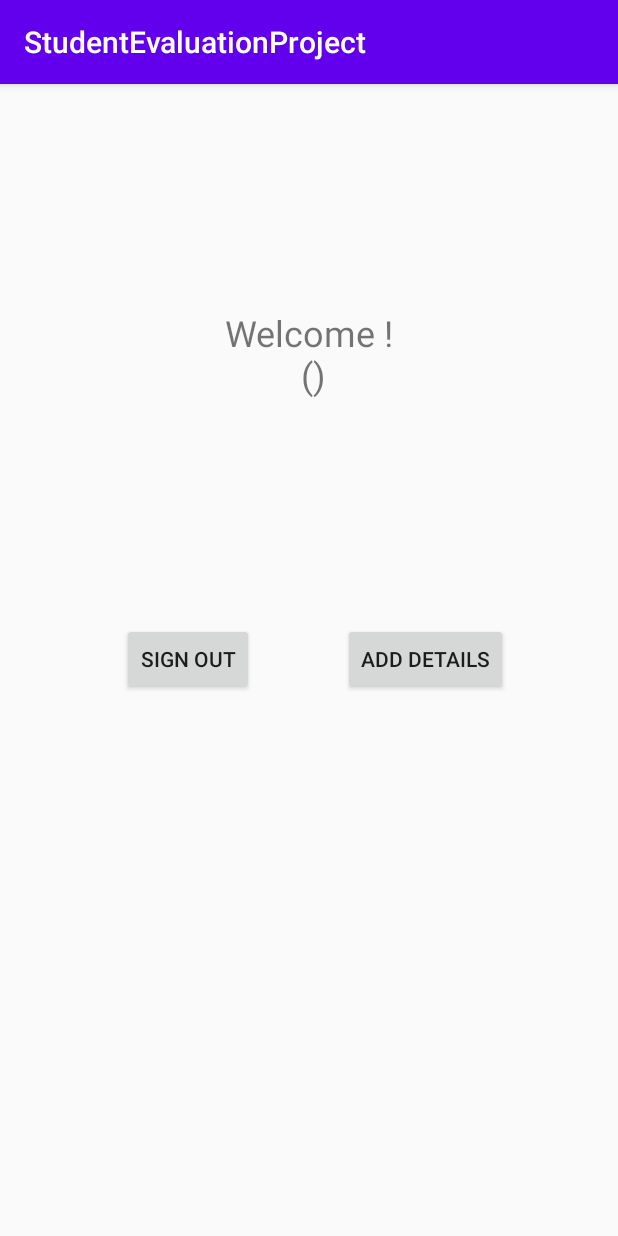
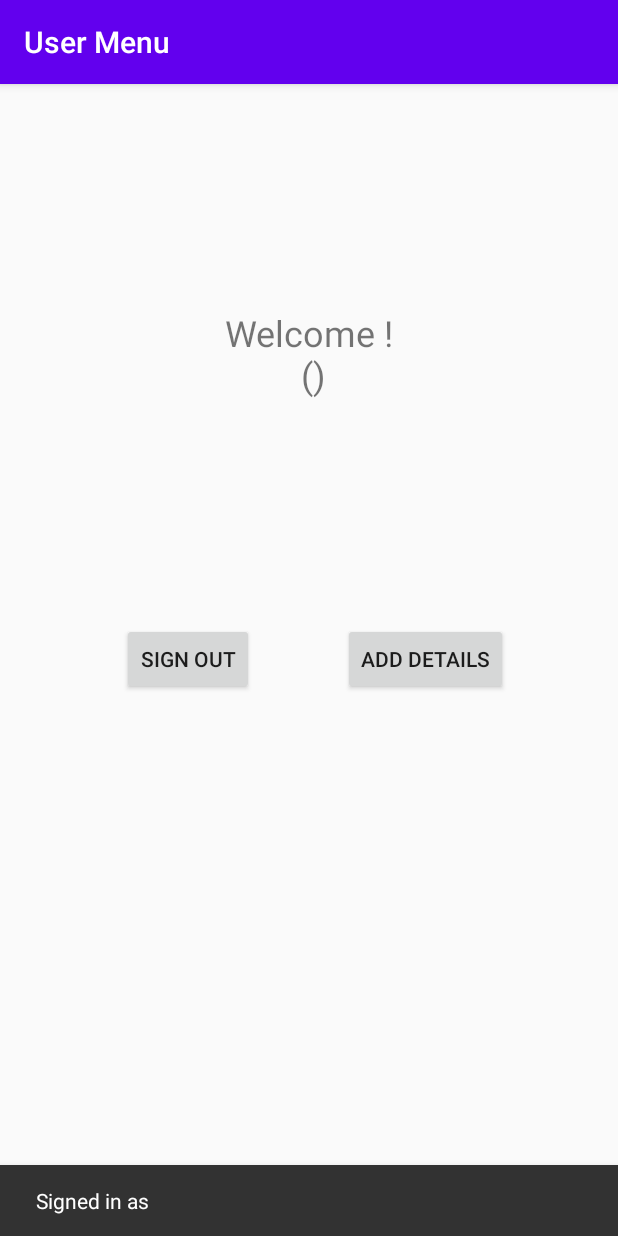
Before and after one commit to tarunlahrod/Student-Evaluation-Project, an Android app: the SignedInMainMenuActivity screen opened directly, with no data from a screen before it, on a phone screen of 412 x 824 dp. Run offline under Robolectric (Android 15) with nearby library versions, the phone set to English and light mode, and no system bars; our stand-ins replace Firebase (no records; nobody signed in at launch, a user with empty details on screens opened directly).

Commit message:
Minor changes 1. Add Snackbar instead of Toast from SignedInMainMenuActivity. 2. Direct back to SignedInMainMenuActivity from AddUserDetailsActivity after the details have been successfully added.

```diff
--- a/app/build.gradle
+++ b/app/build.gradle
@@ -33,5 +33,5 @@ dependencies {
     testImplementation 'junit:junit:4.12'
     androidTestImplementation 'androidx.test.ext:junit:1.1.1'
     androidTestImplementation 'androidx.test.espresso:espresso-core:3.2.0'
-
+    implementation 'com.google.android.material:material:1.0.0'
 }
--- a/app/src/main/java/com/example/studentevaluationproject/AddUserDetailsActivity.java
+++ b/app/src/main/java/com/example/studentevaluationproject/AddUserDetailsActivity.java
@@ -86,6 +86,10 @@ public class AddUserDetailsActivity extends AppCompatActivity implements Adapter
                     UserProfile userProfile = new UserProfile(user_roll, user_name, user_gender, user_phone, user_email,user_branch, user_semester, user_batch, user_post);
                     userProfile.addUserToFirebase();
                     Toast.makeText(getApplicationContext(), "Details updated", Toast.LENGTH_SHORT).show();
+
+                    Intent intent = new Intent(AddUserDetailsActivity.this, SignedInMainMenuActivity.class);
+                    startActivity(intent);
+                    finish();
                 }
             }
         });
--- a/app/src/main/java/com/example/studentevaluationproject/SignedInMainMenuActivity.java
+++ b/app/src/main/java/com/example/studentevaluationproject/SignedInMainMenuActivity.java
@@ -1,6 +1,7 @@
 package com.example.studentevaluationproject;
 
 import androidx.appcompat.app.AppCompatActivity;
+import androidx.constraintlayout.widget.ConstraintLayout;
 
 import android.content.Intent;
 import android.os.Bundle;
@@ -8,6 +9,8 @@ import android.view.View;
 import android.widget.Button;
 import android.widget.TextView;
 import android.widget.Toast;
+
+import com.google.android.material.snackbar.Snackbar;
 import com.google.firebase.auth.FirebaseAuth;
 import com.google.firebase.auth.FirebaseUser;
 
@@ -15,20 +18,22 @@ public class SignedInMainMenuActivity extends AppCompatActivity {
 
     private Button signOutButton, addDetailsButton;
     private TextView textView;
-
+    private ConstraintLayout constraintLayout;
     FirebaseUser user;
 
     private String u_name, u_email;
+
 
     @Override
     protected void onCreate(Bundle savedInstanceState) {
         super.onCreate(savedInstanceState);
         setContentView(R.layout.activity_signed_in_main_menu);
+        getSupportActionBar().setTitle("User Menu");
 
         signOutButton = (Button) findViewById(R.id.signOutButton);
         addDetailsButton = (Button) findViewById(R.id.addDetailsButton);
         textView = (TextView) findViewById(R.id.textView);
-
+        constraintLayout = (ConstraintLayout) findViewById(R.id.constraintLayout);
 
         user = FirebaseAuth.getInstance().getCurrentUser();
         u_name = user.getDisplayName();
@@ -38,9 +43,8 @@ public class SignedInMainMenuActivity extends AppCompatActivity {
 
         textView.setText(msg);
 
-        Toast.makeText(this, "Signed in as " + u_name, Toast.LENGTH_LONG).show();
-
-
+        Snackbar snackbar = Snackbar.make(constraintLayout, "Signed in as " + u_name, Snackbar.LENGTH_SHORT);
+        snackbar.show();
 
         signOutButton.setOnClickListener(new View.OnClickListener() {
             @Override
@@ -49,7 +53,6 @@ public class SignedInMainMenuActivity extends AppCompatActivity {
                 Intent intent = new Intent(SignedInMainMenuActivity.this, MainActivity.class);
                 startActivity(intent);
                 Toast.makeText(getApplicationContext(), "Signed Out", Toast.LENGTH_SHORT).show();
-                finish();
             }
         });
 
--- a/app/src/main/res/layout/activity_add_user_details.xml
+++ b/app/src/main/res/layout/activity_add_user_details.xml
@@ -1,5 +1,6 @@
 <?xml version="1.0" encoding="utf-8"?>
-<androidx.constraintlayout.widget.ConstraintLayout xmlns:android="http://schemas.android.com/apk/res/android"
+<androidx.constraintlayout.widget.ConstraintLayout
+    xmlns:android="http://schemas.android.com/apk/res/android"
     xmlns:app="http://schemas.android.com/apk/res-auto"
     xmlns:tools="http://schemas.android.com/tools"
     android:layout_width="match_parent"
--- a/app/src/main/res/layout/activity_signed_in_main_menu.xml
+++ b/app/src/main/res/layout/activity_signed_in_main_menu.xml
@@ -2,6 +2,7 @@
 <androidx.constraintlayout.widget.ConstraintLayout xmlns:android="http://schemas.android.com/apk/res/android"
     xmlns:app="http://schemas.android.com/apk/res-auto"
     xmlns:tools="http://schemas.android.com/tools"
+    android:id="@+id/constraintLayout"
     android:layout_width="match_parent"
     android:layout_height="match_parent"
     android:textAlignment="center"
--- a/build.gradle
+++ b/build.gradle
@@ -17,6 +17,9 @@ allprojects {
     repositories {
         google()
         jcenter()
+        maven {
+            url "https://maven.google.com"
+        }
     }
 }
 
```
